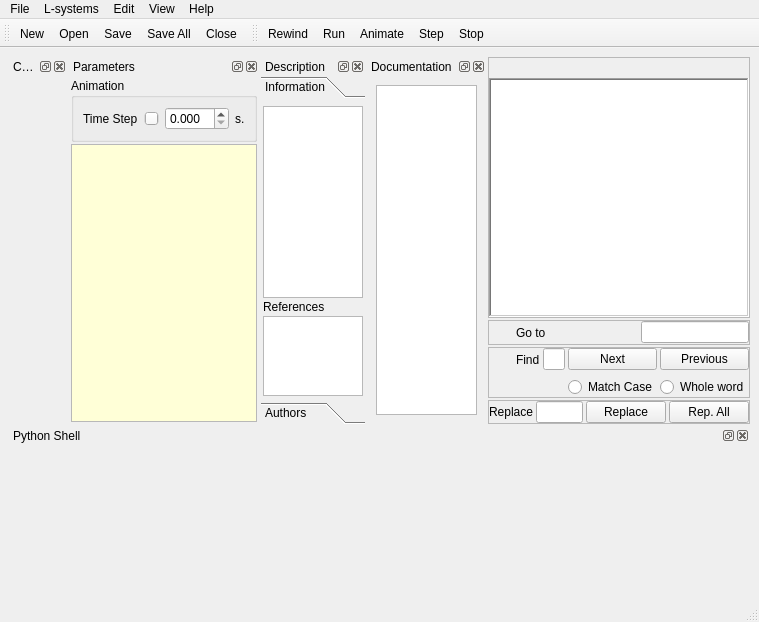
The window that src/openalea/lpy/gui/lpymainwindow.ui (openalea/lpy) describes before a commit, drawn with Qt 5.
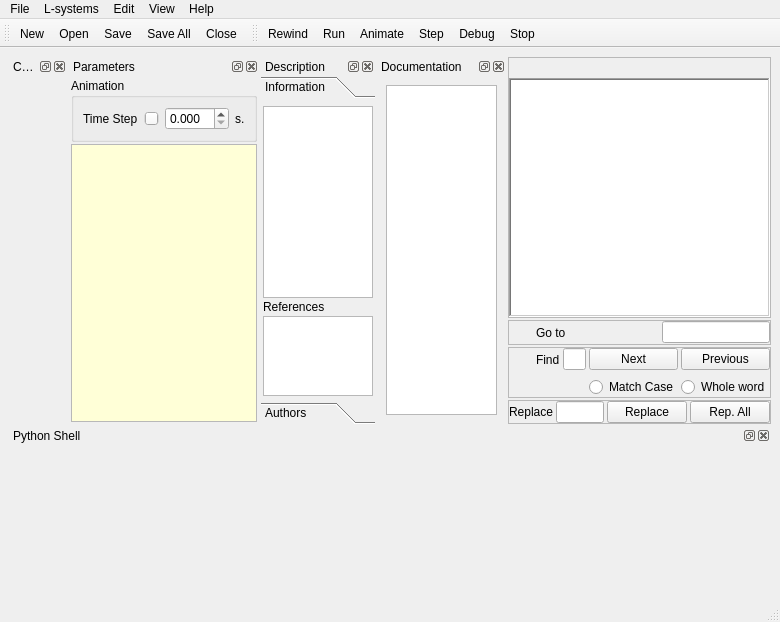
The same window after the commit. Icons and pictures are not drawn. Custom widgets are drawn as their Qt base class.

```diff
--- a/src/openalea/lpy/gui/lpymainwindow.ui
+++ b/src/openalea/lpy/gui/lpymainwindow.ui
@@ -5,7 +5,7 @@
    <rect>
     <x>0</x>
     <y>0</y>
-    <width>759</width>
+    <width>780</width>
     <height>622</height>
    </rect>
   </property>
@@ -21,7 +21,7 @@
     <rect>
      <x>0</x>
      <y>55</y>
-     <width>759</width>
+     <width>780</width>
      <height>548</height>
     </rect>
    </property>
@@ -271,7 +271,7 @@
         <rect>
          <x>0</x>
          <y>22</y>
-         <width>96</width>
+         <width>106</width>
          <height>348</height>
         </rect>
        </property>
@@ -295,7 +295,7 @@
             <rect>
              <x>0</x>
              <y>0</y>
-             <width>96</width>
+             <width>106</width>
              <height>292</height>
             </rect>
            </property>
@@ -429,7 +429,7 @@
         <rect>
          <x>0</x>
          <y>22</y>
-         <width>110</width>
+         <width>121</width>
          <height>348</height>
         </rect>
        </property>
@@ -826,7 +826,7 @@
         <rect>
          <x>0</x>
          <y>22</y>
-         <width>741</width>
+         <width>762</width>
          <height>136</height>
         </rect>
        </property>
@@ -848,7 +848,7 @@
     <rect>
      <x>0</x>
      <y>0</y>
-     <width>759</width>
+     <width>780</width>
      <height>21</height>
     </rect>
    </property>
@@ -942,7 +942,7 @@
     <rect>
      <x>0</x>
      <y>603</y>
-     <width>759</width>
+     <width>780</width>
      <height>19</height>
     </rect>
    </property>
@@ -983,7 +983,7 @@
     <rect>
      <x>352</x>
      <y>21</y>
-     <width>407</width>
+     <width>428</width>
      <height>34</height>
     </rect>
    </property>
@@ -1003,6 +1003,7 @@
    <addaction name="actionRun" />
    <addaction name="actionAnimate" />
    <addaction name="actionStep" />
+   <addaction name="actionDebug" />
    <addaction name="actionStop" />
   </widget>
   <action name="actionOpen" >
@@ -1353,6 +1354,15 @@
     <string>Ctrl+G</string>
    </property>
   </action>
+  <action name="actionDebug" >
+   <property name="icon" >
+    <iconset resource="lpyresources.qrc" >
+     <normaloff>:/images/icons/play-green.png</normaloff>:/images/icons/play-green.png</iconset>
+   </property>
+   <property name="text" >
+    <string>Debug</string>
+   </property>
+  </action>
  </widget>
  <customwidgets>
   <customwidget>
```
Left out of the diff: 2 changed lines with no effect on the pictures.
